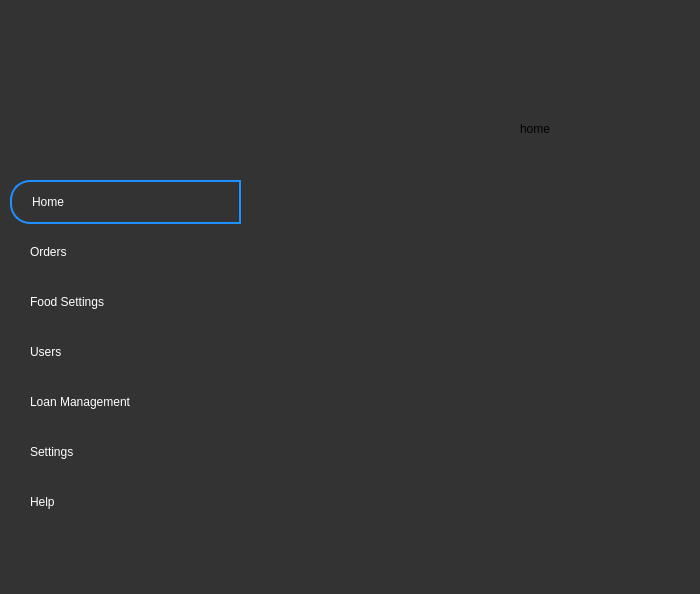
jibrankhalil-jk/CafeKit, file home.ui: the form before one commit; both pictures show x 0 to 700 and y 0 to 594 of the 1008 by 742 pixel window.
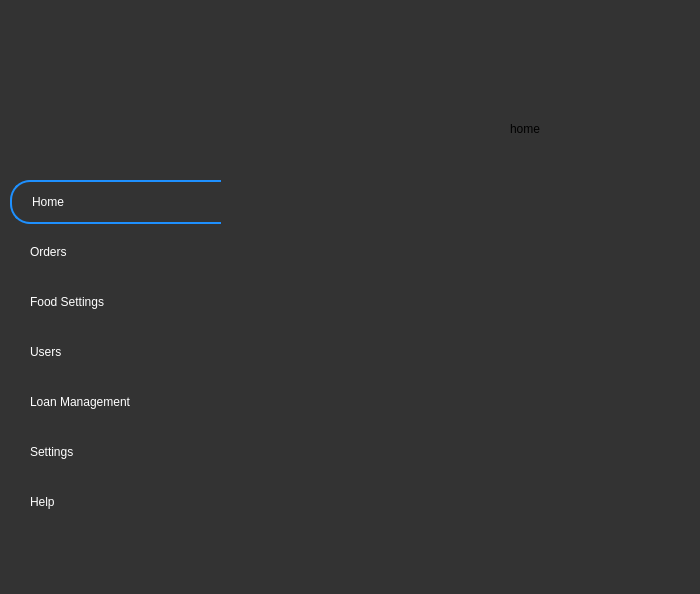
The form after the commit. Icons and pictures are not drawn.

```diff
--- a/home.ui
+++ b/home.ui
@@ -10,6 +10,12 @@
     <height>742</height>
    </rect>
   </property>
+  <property name="sizePolicy">
+   <sizepolicy hsizetype="Fixed" vsizetype="Fixed">
+    <horstretch>0</horstretch>
+    <verstretch>0</verstretch>
+   </sizepolicy>
+  </property>
   <property name="minimumSize">
    <size>
     <width>1008</width>
@@ -26,15 +32,39 @@
    <string>MainWindow</string>
   </property>
   <widget class="QWidget" name="centralwidget">
+   <property name="sizePolicy">
+    <sizepolicy hsizetype="Expanding" vsizetype="Expanding">
+     <horstretch>0</horstretch>
+     <verstretch>0</verstretch>
+    </sizepolicy>
+   </property>
    <widget class="QStackedWidget" name="views">
     <property name="geometry">
      <rect>
-      <x>230</x>
+      <x>220</x>
       <y>0</y>
-      <width>781</width>
+      <width>791</width>
       <height>731</height>
      </rect>
     </property>
+    <property name="sizePolicy">
+     <sizepolicy hsizetype="Expanding" vsizetype="Expanding">
+      <horstretch>0</horstretch>
+      <verstretch>0</verstretch>
+     </sizepolicy>
+    </property>
+    <property name="maximumSize">
+     <size>
+      <width>16777215</width>
+      <height>16777215</height>
+     </size>
+    </property>
+    <property name="sizeIncrement">
+     <size>
+      <width>17</width>
+      <height>0</height>
+     </size>
+    </property>
     <property name="styleSheet">
      <string notr="true">background-color: #333333;</string>
     </property>
@@ -82,12 +112,12 @@
      <rect>
       <x>0</x>
       <y>0</y>
-      <width>241</width>
+      <width>221</width>
       <height>741</height>
      </rect>
     </property>
     <property name="sizePolicy">
-     <sizepolicy hsizetype="Preferred" vsizetype="Fixed">
+     <sizepolicy hsizetype="Expanding" vsizetype="Expanding">
       <horstretch>0</horstretch>
       <verstretch>0</verstretch>
      </sizepolicy>
@@ -115,14 +145,7 @@
 	color:white;	
 	background:#333333;
 }
-#HomeButton:hover
-{
-	text-align:left;
-	padding-left:26px;	
-	border:none;	
-	color:white;	
-	background:#333333;
-}</string>
+</string>
      </property>
      <property name="text">
       <string>Home</string>
@@ -146,14 +169,6 @@
 	border:none;
 	background:#333333;
 
-}
-#OrdersButton:hover
-{
-	text-align:left;
-	padding-left:26px;	
-	border:none;	
-	color:white;	
-	background:#333333;
 }</string>
      </property>
      <property name="text">
@@ -177,14 +192,6 @@
 	color:white;	
 	background:#333333;
 border:none;
-}
-#FoodButton:hover
-{
-	text-align:left;
-	padding-left:26px;	
-	border:none;	
-	color:white;	
-	background:#333333;
 }</string>
      </property>
      <property name="text">
@@ -208,14 +215,6 @@
 	color:white;	
 	background:#333333;
 border:none;
-}
-#UserButton:hover
-{
-	text-align:left;
-	padding-left:26px;	
-	border:none;	
-	color:white;	
-	background:#333333;
 }</string>
      </property>
      <property name="text">
@@ -239,14 +238,6 @@
 	color:white;	
 	background:#333333;
 border:none;
-}
-#LoanButton:hover
-{
-	text-align:left;
-	padding-left:26px;	
-	border:none;	
-	color:white;	
-	background:#333333;
 }</string>
      </property>
      <property name="text">
@@ -270,14 +261,6 @@
 	color:white;	
 	background:#333333;
 border:none;
-}
-#SettingsButton:hover
-{
-	text-align:left;
-	padding-left:26px;	
-	border:none;	
-	color:white;	
-	background:#333333;
 }</string>
      </property>
      <property name="text">
@@ -301,14 +284,6 @@
 	color:white;	
 	background:#333333;
 border:none;
-}
-#HelpButton:hover
-{
-	text-align:left;
-	padding-left:26px;	
-	border:none;	
-	color:white;	
-	background:#333333;
 }</string>
      </property>
      <property name="text">
@@ -318,10 +293,10 @@
     <widget class="QLabel" name="label">
      <property name="geometry">
       <rect>
-       <x>70</x>
+       <x>60</x>
        <y>50</y>
-       <width>91</width>
-       <height>71</height>
+       <width>121</width>
+       <height>97</height>
       </rect>
      </property>
      <property name="text">
```
Left out of the diff: 14 changed lines with no effect on the pictures.
